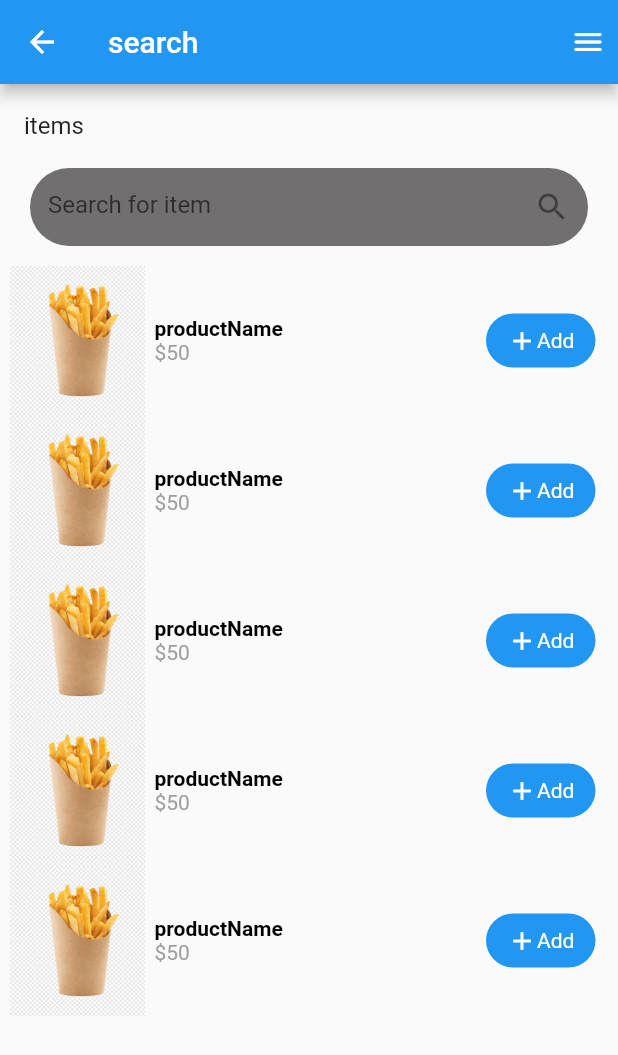
After one commit to mayssamalwaraa/Thunder, a Flutter app: the Search screen opened directly, on a phone screen of 412 x 824 dp. The commit adds this screen. Shown: the top 1055 px of the screen. Run offline on Flutter 3.47's test engine with Material 2 defaults, Android fonts, the phone set to English and light mode, and no system bars; our stand-ins replace firebase_auth, firebase_core, flutter_signin_button, google_sign_in; accounts and stored records are empty.

Commit message:
auth & search items

```diff
--- /dev/null
+++ b/lib/screens/home/search/search.dart
@@ -0,0 +1,54 @@
+import 'package:flutter/material.dart';
+import 'package:foodapp/screens/home/search/search_item.dart';
+
+class Search extends StatelessWidget {
+  const Search({ Key? key }) : super(key: key);
+
+  @override
+  Widget build(BuildContext context) {
+    return Scaffold(
+      appBar: AppBar(
+        title: Text('search'),
+        actions: [
+          Padding(
+            padding: const EdgeInsets.all(8.0),
+            child: Icon(Icons.menu_rounded),
+          ),
+        ],
+      ),
+      body: ListView(
+        children: [
+          ListTile(
+            title: Text('items'),
+
+          ),
+          Container(
+            height: 52,
+            margin: EdgeInsets.symmetric(horizontal: 20),
+            child: TextField(
+              decoration: InputDecoration(
+                border: OutlineInputBorder(
+                  borderRadius: BorderRadius.circular(30),
+                  borderSide: BorderSide.none,
+                ),
+                fillColor: Color.fromARGB(255, 113, 111, 111),
+                filled: true,
+                hintText: "Search for item",
+                suffixIcon: Icon(Icons.search),
+              ),
+            ),
+          ),
+          SizedBox(
+            height: 13,
+          ),
+          SearchItem(),
+          SearchItem(),
+          SearchItem(),
+          SearchItem(),
+          SearchItem(),
+
+        ],
+      ),
+    );
+  }
+}
--- /dev/null
+++ b/lib/screens/home/search/search_item.dart
@@ -0,0 +1,86 @@
+import 'package:flutter/material.dart';
+import 'package:foodapp/config/colors.dart';
+
+class SearchItem extends StatelessWidget {
+  const SearchItem({ Key? key }) : super(key: key);
+
+  @override
+  Widget build(BuildContext context) {
+    return Row(
+      children:[
+        Expanded(
+          child: Container(
+          height: 100,
+          child: Center(
+            child: Image.asset("images/potato.png"),
+          ),
+        ),
+        ),
+        Expanded(
+          child: Container(
+          height: 100,
+          child: Column(
+            mainAxisAlignment: MainAxisAlignment.spaceAround,
+            crossAxisAlignment: CrossAxisAlignment.start,
+            children: [
+              Column(
+                crossAxisAlignment:CrossAxisAlignment.start,
+                children:[
+                  Text(
+                    "productName",
+                    style: TextStyle(
+                      color:Colors.black,
+                      fontWeight:FontWeight.bold,
+                    ),),
+                    Text(
+                    "\$50",
+                    style: TextStyle(
+                      color:Colors.grey,
+
+                    ),),
+                ],
+              ),
+            ],
+          ),
+        ),
+        ),
+        Expanded(
+          child: Container(
+          height: 100,
+        ),
+        ),
+        Expanded(
+          child: Container(
+            height: 100,
+            padding: EdgeInsets.symmetric(horizontal: 15,vertical: 32),
+            child: Container(
+              height: 25,
+              width: 75,
+              decoration: BoxDecoration(
+                color: Colors.blue,
+                borderRadius: BorderRadius.circular(30),
+
+              ),
+              child: Center(
+                child: Row(
+                  mainAxisAlignment: MainAxisAlignment.center,
+                  children: [
+                    Icon(
+                      Icons.add,
+                      color: Colors.white,
+                      size: 20,
+                    ),
+                    Text(
+                      "Add",
+                      style: TextStyle(
+                        color:Colors.white,
+                        fontSize: 14,
+                      ),)
+                  ]),
+              ),
+            ),
+          ))
+      ]
+    );
+  }
+}
```
Also changed, not shown: lib/auth/sing_in.dart (+37 -2 lines), lib/main.dart (+6 -2 lines), lib/screens/home/home_screen.dart (+11 -1 lines).
